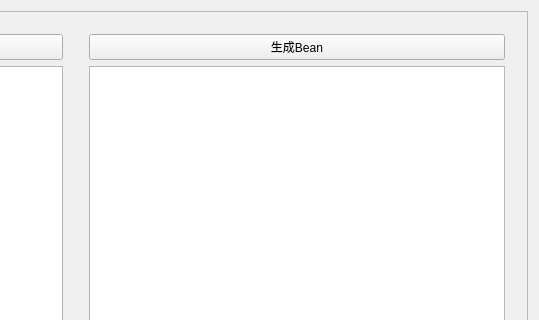
Before: the Qt Designer form mainwindow.ui in debuggerx01/JSONFormat4Flutter, drawn with Qt 5; both pictures show x 388 to 927 and y 0 to 320 of the 927 by 724 pixel window.
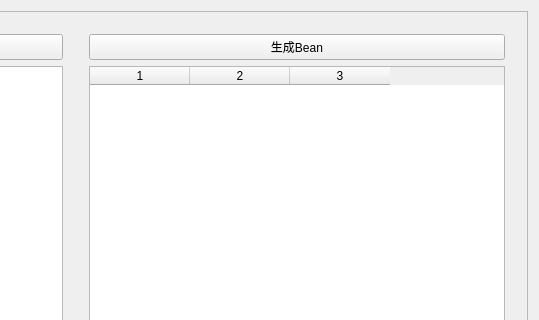
After: the same form once the commit is applied.

Commit message: UI交互和输入字段处理部分完成

```diff
--- a/mainwindow.ui
+++ b/mainwindow.ui
@@ -47,7 +47,7 @@
          <property name="orientation">
           <enum>Qt::Horizontal</enum>
          </property>
-         <widget class="QWidget" name="">
+         <widget class="QWidget" name="layoutWidget">
           <layout class="QVBoxLayout" name="verticalLayout_3">
            <property name="sizeConstraint">
             <enum>QLayout::SetDefaultConstraint</enum>
@@ -64,7 +64,7 @@
            </item>
           </layout>
          </widget>
-         <widget class="QWidget" name="">
+         <widget class="QWidget" name="layoutWidget">
           <layout class="QVBoxLayout" name="verticalLayout_2">
            <item>
             <widget class="QPushButton" name="btn_generate">
@@ -74,7 +74,14 @@
             </widget>
            </item>
            <item>
-            <widget class="QListWidget" name="lv_fields"/>
+            <widget class="QTableWidget" name="tv_fields">
+             <property name="columnCount">
+              <number>3</number>
+             </property>
+             <column/>
+             <column/>
+             <column/>
+            </widget>
            </item>
           </layout>
          </widget>
```
The commit also changes 2 other files.
